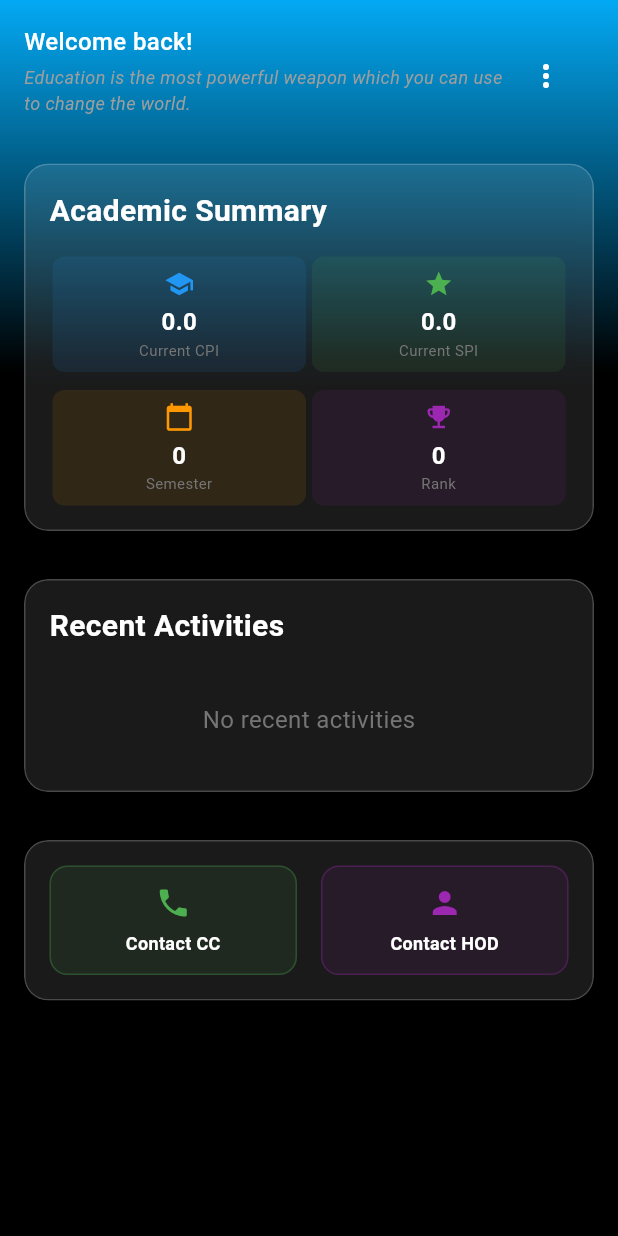
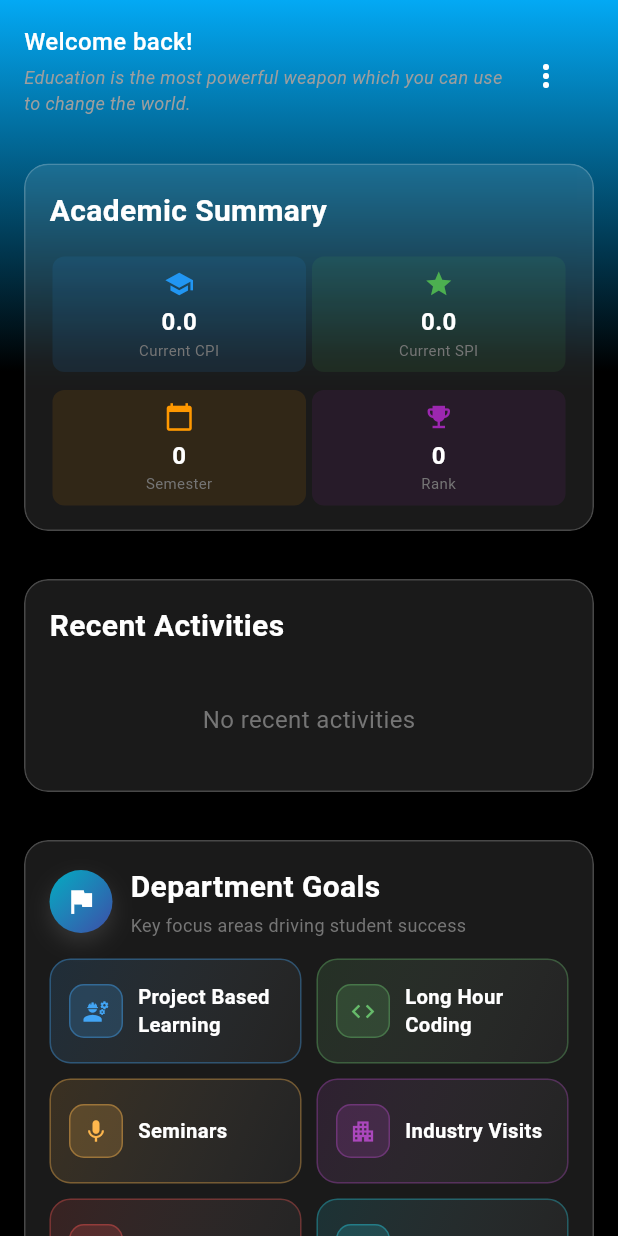
Before and after one commit to Harshdoshi1/HCD-project-Flutter-App, a Flutter app: the ParentDashboardScreen screen opened directly with empty values, on a phone screen of 412 x 824 dp. Run offline on Flutter 3.47's test engine with Material 3 defaults, Android fonts, the phone set to English and light mode, and no system bars; our stand-ins replace fl_chart, image_picker, shared_preferences; accounts and stored records are empty; network calls fail; Roboto replaces fonts that are missing (Helvetica).

Commit message:
student componets udated and department goal added

```diff
--- a/lib/models/student_performance_model.dart
+++ b/lib/models/student_performance_model.dart
@@ -97,7 +97,7 @@ class SubjectPerformance {
       if (json['ese'] != null) {
         componentMap['ESE'] = ComponentPerformance(
           marksObtained: (json['ese'] ?? 0).toDouble(),
-          totalMarks: 100.0, // Default max marks for ESE
+          totalMarks: 50.0, // Default max marks for ESE
           percentage: 0.0,
           subComponents: [],
         );
@@ -121,7 +121,7 @@ class SubjectPerformance {
       if (json['viva'] != null) {
         componentMap['VIVA'] = ComponentPerformance(
           marksObtained: (json['viva'] ?? 0).toDouble(),
-          totalMarks: 15.0, // Default max marks for VIVA
+          totalMarks: 25.0, // Default max marks for VIVA (updated from 15)
           percentage: 0.0,
           subComponents: [],
         );
@@ -129,9 +129,34 @@ class SubjectPerformance {
       if (json['cse'] != null) {
         componentMap['CSE'] = ComponentPerformance(
           marksObtained: (json['cse'] ?? 0).toDouble(),
-          totalMarks: 15.0, // Default max marks for CSE
+          totalMarks: 20.0, // Default max marks for CSE (updated from 15)
           percentage: 0.0,
           subComponents: [],
+        );
+      }
+    }
+
+    // Client-side correction: if backend still sends VIVA out of 15, display as 25
+    if (componentMap.containsKey('VIVA')) {
+      final vivaComp = componentMap['VIVA']!;
+      if (vivaComp.totalMarks == 15.0) {
+        componentMap['VIVA'] = ComponentPerformance(
+          marksObtained: vivaComp.marksObtained,
+          totalMarks: 25.0,
+          percentage: vivaComp.percentage,
+          subComponents: vivaComp.subComponents,
+        );
+      }
+    }
+    // Client-side correction: if backend still sends CSE out of 15, display as 20
+    if (componentMap.containsKey('CSE')) {
+      final cseComp = componentMap['CSE']!;
+      if (cseComp.totalMarks == 15.0) {
+        componentMap['CSE'] = ComponentPerformance(
+          marksObtained: cseComp.marksObtained,
+          totalMarks: 20.0,
+          percentage: cseComp.percentage,
+          subComponents: cseComp.subComponents,
         );
       }
     }
--- a/lib/screens/parent/parent_dashboard.dart
+++ b/lib/screens/parent/parent_dashboard.dart
@@ -386,6 +386,8 @@ class _ParentDashboardScreenState extends State<ParentDashboardScreen>
                     _buildAcademicSummary(),
                     SizedBox(height: 16),
                     _buildRecentActivities(),
+                    SizedBox(height: 16),
+                    _buildDepartmentGoalsCard(),
                     SizedBox(height: 16),
                     _buildQuickActions(),
                   ],
@@ -718,6 +720,174 @@ class _ParentDashboardScreenState extends State<ParentDashboardScreen>
     );
   }
 
+  Widget _buildDepartmentGoalsCard() {
+    final isDark = Theme.of(context).brightness == Brightness.dark;
+    final goals = [
+      {
+        'title': 'Project Based Learning',
+        'icon': Icons.engineering,
+        'color': const Color(0xFF42A5F5),
+      },
+      {
+        'title': 'Long Hour Coding',
+        'icon': Icons.code,
+        'color': const Color(0xFF66BB6A),
+      },
+      {
+        'title': 'Seminars',
+        'icon': Icons.mic,
+        'color': const Color(0xFFFFB74D),
+      },
+      {
+        'title': 'Industry Visits',
+        'icon': Icons.apartment,
+        'color': const Color(0xFFAB47BC),
+      },
+      {
+        'title': 'Placements',
+        'icon': Icons.work,
+        'color': const Color(0xFFEF5350),
+      },
+      {
+        'title': 'Patents',
+        'icon': Icons.emoji_objects_outlined,
+        'color': const Color(0xFF26C6DA),
+      },
+    ];
+
+    return _buildGlassmorphicCard(
+      child: Column(
+        crossAxisAlignment: CrossAxisAlignment.start,
+        children: [
+          Row(
+            children: [
+              Container(
+                padding: const EdgeInsets.all(10),
+                decoration: BoxDecoration(
+                  shape: BoxShape.circle,
+                  gradient: LinearGradient(
+                    colors: [
+                      const Color(0xFF00BCD4).withOpacity(0.9),
+                      const Color(0xFF3F51B5).withOpacity(0.9),
+                    ],
+                    begin: Alignment.topLeft,
+                    end: Alignment.bottomRight,
+                  ),
+                  boxShadow: [
+                    BoxShadow(
+                      color: (isDark ? Colors.white : Colors.black).withOpacity(0.12),
+                      blurRadius: 12,
+                      offset: const Offset(0, 6),
+                    ),
+                  ],
+                ),
+                child: const Icon(Icons.flag, color: Colors.white, size: 22),
+              ),
+              const SizedBox(width: 12),
+              Expanded(
+                child: Column(
+                  crossAxisAlignment: CrossAxisAlignment.start,
+                  children: [
+                    Text(
+                      'Department Goals',
+                      style: TextStyle(
+                        fontSize: 20,
+                        fontWeight: FontWeight.bold,
+                        color: isDark ? Colors.white : Colors.black,
+                      ),
+                    ),
+                    const SizedBox(height: 2),
+                    Text(
+                      'Key focus areas driving student success',
+                      style: TextStyle(
+                        fontSize: 12,
+                        color: Colors.grey[600],
+                      ),
+                    ),
+                  ],
+                ),
+              ),
+            ],
+          ),
+          const SizedBox(height: 14),
+
+          LayoutBuilder(
+            builder: (context, constraints) {
+              final isWide = constraints.maxWidth > 360;
+              final crossAxisCount = isWide ? 3 : 2;
+              return GridView.builder(
+                shrinkWrap: true,
+                physics: const NeverScrollableScrollPhysics(),
+                gridDelegate: SliverGridDelegateWithFixedCrossAxisCount(
+                  crossAxisCount: crossAxisCount,
+                  mainAxisSpacing: 10,
+                  crossAxisSpacing: 10,
+                  childAspectRatio: isWide ? 2.6 : 2.4,
+                ),
+                itemCount: goals.length,
+                itemBuilder: (context, index) {
+                  final goal = goals[index];
+                  return _buildGoalTile(
+                    goal['title'] as String,
+                    goal['icon'] as IconData,
+                    goal['color'] as Color,
+                  );
+                },
+              );
+            },
+          ),
+        ],
+      ),
+    );
+  }
+
+  Widget _buildGoalTile(String title, IconData icon, Color color) {
+    final isDark = Theme.of(context).brightness == Brightness.dark;
+    return Container(
+      decoration: BoxDecoration(
+        gradient: LinearGradient(
+          colors: [
+            color.withOpacity(0.14),
+            (isDark ? Colors.white : Colors.black).withOpacity(0.04),
+          ],
+          begin: Alignment.topLeft,
+          end: Alignment.bottomRight,
+        ),
+        borderRadius: BorderRadius.circular(14),
+        border: Border.all(color: color.withOpacity(0.35), width: 1),
+      ),
+      child: Padding(
+        padding: const EdgeInsets.symmetric(horizontal: 12, vertical: 10),
+        child: Row(
+          children: [
+            Container(
+              padding: const EdgeInsets.all(8),
+              decoration: BoxDecoration(
+                color: color.withOpacity(0.18),
+                borderRadius: BorderRadius.circular(10),
+                border: Border.all(color: color.withOpacity(0.4), width: 1),
+              ),
+              child: Icon(icon, color: color, size: 18),
+            ),
+            const SizedBox(width: 10),
+            Expanded(
+              child: Text(
+                title,
+                style: TextStyle(
+                  color: isDark ? Colors.white : Colors.black,
+                  fontSize: 13.5,
+                  fontWeight: FontWeight.w600,
+                ),
+                maxLines: 2,
+                overflow: TextOverflow.ellipsis,
+              ),
+            ),
+          ],
+        ),
+      ),
+    );
+  }
+
   String _formatDate(String dateString) {
     try {
       if (dateString == 'No date') return dateString;
--- a/lib/screens/student/subjects_screen.dart
+++ b/lib/screens/student/subjects_screen.dart
@@ -879,8 +879,8 @@ class _SubjectsScreenState extends State<SubjectsScreen> with TickerProviderStat
       if (marks.ese != null) components['ESE'] = {'marks': marks.ese!, 'outOf': 50.0};
       if (marks.ia != null) components['IA'] = {'marks': marks.ia!, 'outOf': 25.0};
       if (marks.tw != null) components['TW'] = {'marks': marks.tw!, 'outOf': 25.0};
-      if (marks.viva != null) components['VIVA'] = {'marks': marks.viva!, 'outOf': 15.0};
-      if (marks.cse != null) components['CSE'] = {'marks': marks.cse!, 'outOf': 15.0};
+      if (marks.viva != null) components['VIVA'] = {'marks': marks.viva!, 'outOf': 25.0};
+      if (marks.cse != null) components['CSE'] = {'marks': marks.cse!, 'outOf': 20.0};
     }
 
     Navigator.push(
```
